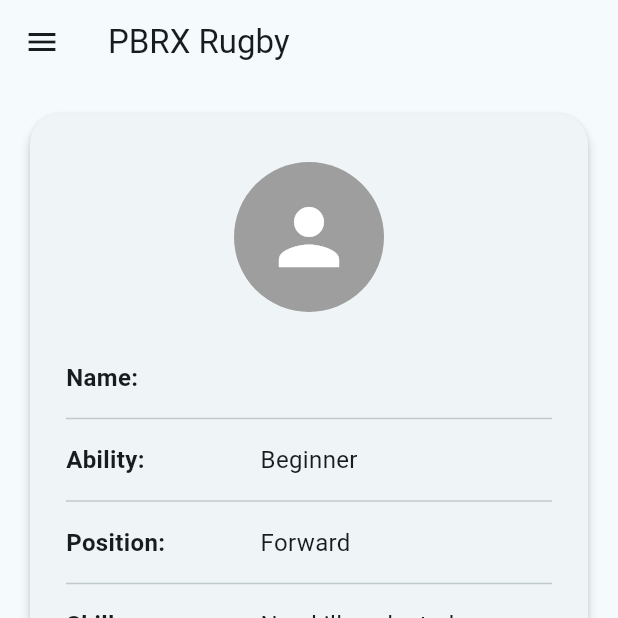
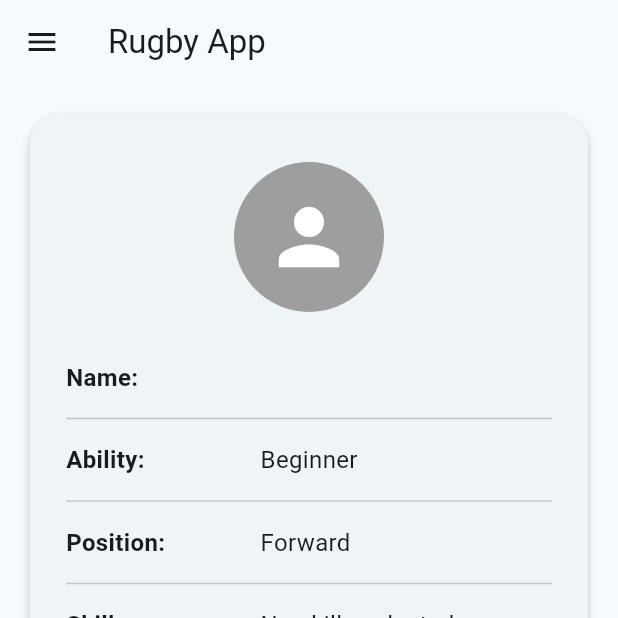
Before and after one commit to mm2277/pbrx-rugby-app, a Flutter app: the MainAppPage screen opened directly with empty values, on a phone screen of 412 x 824 dp, the top half of it. Run offline on Flutter 3.47's test engine with Material 3 defaults, Android fonts, the phone set to English and light mode, and no system bars; our stand-ins replace flutter_dotenv, multi_dropdown, multi_select_flutter, smooth_page_indicator; accounts and stored records are empty; statements that could not run were skipped.

Commit message:
updating titles

```diff
--- a/pbrx_rugby_app/lib/main.dart
+++ b/pbrx_rugby_app/lib/main.dart
@@ -51,7 +51,7 @@ void main() async {
   ));
 }
 
-/// Root widget for the PBRX Rugby App
+/// root widget for the app
 class MyApp extends StatelessWidget {
   const MyApp({super.key, required this.showOnboarding, required this.profile});
 
@@ -61,7 +61,7 @@ class MyApp extends StatelessWidget {
   @override
   Widget build(BuildContext context) {
     return MaterialApp(
-      title: 'PBRX Rugby App',
+      title: 'Rugby App',
       theme: ThemeData(
         useMaterial3: true,
         colorScheme: ColorScheme.fromSeed(
--- a/pbrx_rugby_app/lib/pages/main_app_page.dart
+++ b/pbrx_rugby_app/lib/pages/main_app_page.dart
@@ -82,7 +82,7 @@ class _MainAppPageState extends State<MainAppPage> {
 
     return Scaffold(
       appBar: AppBar(
-        title: const Text('PBRX Rugby'),
+        title: const Text('Rugby App'),
         leading: Builder(
           builder: (context) => IconButton(
             icon: const Icon(Icons.menu),
--- a/pbrx_rugby_app/lib/widgets/create_profile_card.dart
+++ b/pbrx_rugby_app/lib/widgets/create_profile_card.dart
@@ -31,8 +31,7 @@ class _CreateProfileCardState extends State<CreateProfileCard> {
   late List<DropdownItem<Skills>> _dropdownItems;
   late Profile _profile;
 
-  final EdgeInsets _fieldPadding =
-      const EdgeInsets.all(15.0);
+  final EdgeInsets _fieldPadding = const EdgeInsets.all(15.0);
   final TextStyle _labelStyle = const TextStyle(
     // Label styling
     fontSize: 15,
--- a/pbrx_rugby_app/lib/widgets/profile_card.dart
+++ b/pbrx_rugby_app/lib/widgets/profile_card.dart
@@ -1,7 +1,5 @@
 import 'package:flutter/material.dart';
 import 'package:pbrx_rugby_app/models/profile.dart';
-import 'package:pbrx_rugby_app/models/store_data_locally.dart';
-import 'package:pbrx_rugby_app/widgets/create_profile_card.dart';
 
 /// A widget that displays a user's profile details inside a styled card
 class ProfileCard extends StatefulWidget {
@@ -97,7 +95,6 @@ class _ProfileCardState extends State<ProfileCard> {
             ),
           ),
 
-
           Expanded(
             flex: 3,
             child: Text(
--- a/pbrx_rugby_app/pubspec.yaml
+++ b/pbrx_rugby_app/pubspec.yaml
@@ -24,6 +24,7 @@ dependencies:
   flutter_dotenv: ^5.2.1
 
 dev_dependencies:
+  flutter_launcher_icons: ^0.13.1
   flutter_test:
     sdk: flutter
 
@@ -39,3 +40,8 @@ flutter:
   - assets/testJsonFiles/training_plan_2.json
   - assets/testJsonFiles/training_plan_3.json
   - assets/envFiles/testEnvironmentFile.env
+
+flutter_launcher_icons:
+  android: true
+  ios: true
+  image_path: "assets/icon.png"
```
Also changed, not shown: pbrx_rugby_app/assets/images/icon.png (added), pbrx_rugby_app/pubspec.lock.
